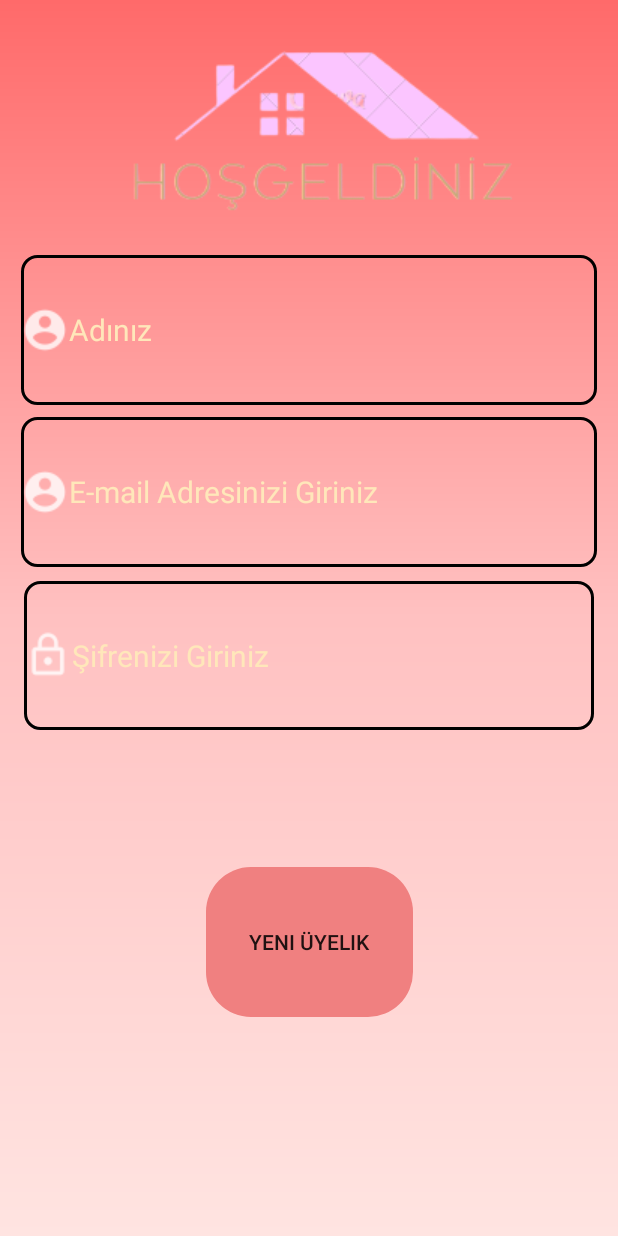
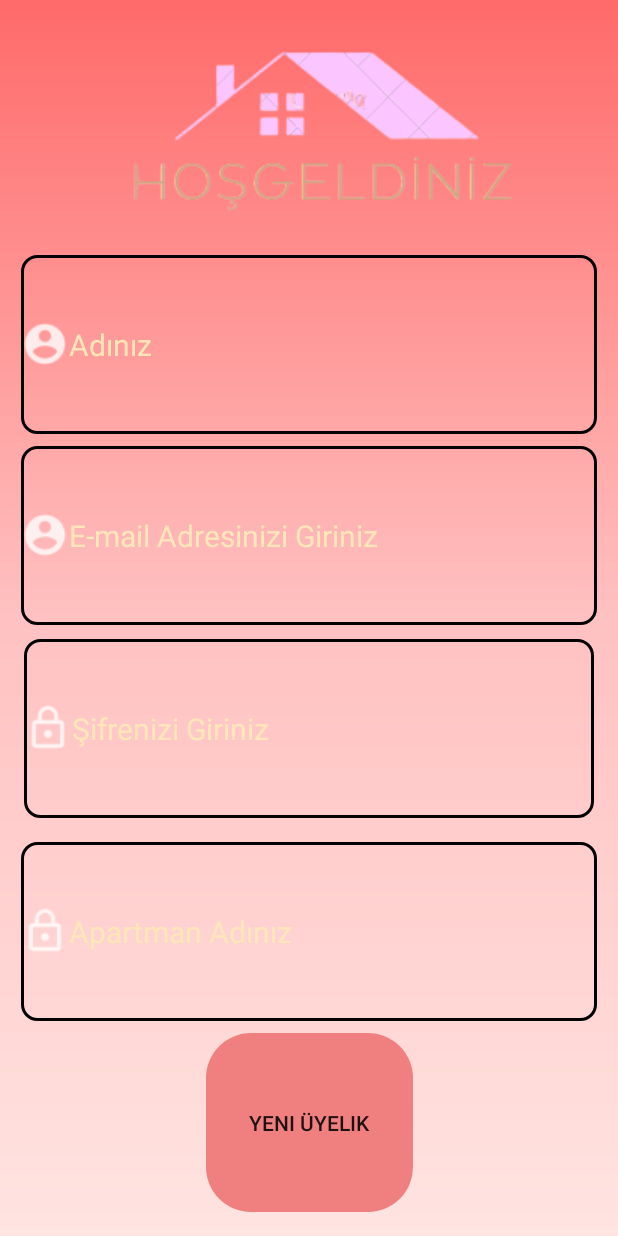
Before and after one commit to alisamioglu/NewProjeGitHub1, an Android app: the SignUp screen opened directly, with no data from a screen before it, after a tap on "YENI ÜYELIK", on a phone screen of 412 x 824 dp. Run offline under Robolectric (Android 15) with nearby library versions, the phone set to English and light mode, and no system bars; our stand-ins replace Firebase (no records; nobody signed in at launch, a user with empty details on screens opened directly).

Commit message:
yeni apartman kullanıcıları

```diff
--- a/app/src/main/java/com/samioglu/newc/BoxActivity.kt
+++ b/app/src/main/java/com/samioglu/newc/BoxActivity.kt
@@ -17,7 +17,7 @@ class BoxActivity : AppCompatActivity() {
         super.onCreate(savedInstanceState)
         setContentView(R.layout.activity_box)
 
-        // Firebase veritabanı referansını alın ve "boxpost" düğümüne gönderin
+
         database = FirebaseDatabase.getInstance().reference.child("boxpost")
 
         val postList: ListView = findViewById(R.id.postList)
@@ -31,7 +31,7 @@ class BoxActivity : AppCompatActivity() {
             val content = postInput.text.toString()
             postManager.addPost(content)
 
-            // Firebase veritabanına yazıyı ekle
+
             val key = database.push().key
             key?.let {
                 database.child(it).setValue(content)
@@ -43,7 +43,7 @@ class BoxActivity : AppCompatActivity() {
     }
 
     private fun updatePostList() {
-        // Firebase veritabanından yazıları çek
+
         database.addListenerForSingleValueEvent(object : ValueEventListener {
             override fun onDataChange(dataSnapshot: DataSnapshot) {
                 val postStrings = mutableListOf<String>()
--- a/app/src/main/java/com/samioglu/newc/ChatActivity.kt
+++ b/app/src/main/java/com/samioglu/newc/ChatActivity.kt
@@ -15,7 +15,7 @@ class ChatActivity : AppCompatActivity() {
     private lateinit var chatRecyclerView: RecyclerView
     private lateinit var messageBox: EditText
     private lateinit var sendButton: ImageView
-    private lateinit var messageAdapter: MessageAdapter
+    private lateinit var messageAdapter: MessageAdaptor
     private lateinit var messageList: ArrayList<Message>
     private lateinit var mDbRef: DatabaseReference
 
@@ -43,11 +43,11 @@ class ChatActivity : AppCompatActivity() {
         messageBox = findViewById(R.id.messageBox)
         sendButton = findViewById(R.id.sendButton)
         messageList = ArrayList()
-        messageAdapter = MessageAdapter(this, messageList)
+        messageAdapter = MessageAdaptor(this, messageList)
         chatRecyclerView.layoutManager = LinearLayoutManager(this)
         chatRecyclerView.adapter = messageAdapter
 
-        currentUser = User(name, null, senderUid, null)
+        currentUser = User(name, null, senderUid, null, apartmanAdi = null)
 
         mDbRef.child("chats").child(senderRoom!!).child("messages")
             .addValueEventListener(object : ValueEventListener {
--- a/app/src/main/java/com/samioglu/newc/SignUp.kt
+++ b/app/src/main/java/com/samioglu/newc/SignUp.kt
@@ -16,6 +16,7 @@ class SignUp : AppCompatActivity() {
     private lateinit var edtName: EditText
     private lateinit var edtEmail: EditText
     private lateinit var edtPassword: EditText
+    private lateinit var edtApartmanAdi: EditText  // Yeni eklenen alan
     private lateinit var btnSignUp: Button
     private lateinit var mAuth: FirebaseAuth
     private lateinit var mDbRef: DatabaseReference
@@ -30,24 +31,24 @@ class SignUp : AppCompatActivity() {
         edtName = findViewById(R.id.userName)
         edtEmail = findViewById(R.id.userEmailText)
         edtPassword = findViewById(R.id.passwordText)
+        edtApartmanAdi = findViewById(R.id.apartmanAdiText)  // Yeni eklenen alan
         btnSignUp = findViewById(R.id.button2)
 
         btnSignUp.setOnClickListener {
-
             val name = edtName.text.toString()
             val email = edtEmail.text.toString()
             val password = edtPassword.text.toString()
+            val apartmanAdi = edtApartmanAdi.text.toString()  // Yeni eklenen alanın değeri
 
-            signUp(name, email, password)
+            signUp(name, email, password, apartmanAdi)
         }
     }
 
-    private fun signUp(name: String, email: String, password: String) {
+    private fun signUp(name: String, email: String, password: String, apartmanAdi: String) {
         mAuth.createUserWithEmailAndPassword(email, password)
             .addOnCompleteListener(this) { task ->
                 if (task.isSuccessful) {
-
-                    addUserToDatabase(name, email, mAuth.currentUser?.uid!!)
+                    addUserToDatabase(name, email, mAuth.currentUser?.uid!!, apartmanAdi)
 
                     val intent = Intent(this@SignUp, HomePage::class.java)
                     finish()
@@ -55,15 +56,16 @@ class SignUp : AppCompatActivity() {
 
                 } else {
                     Toast.makeText(this@SignUp, "Some Error occurred", Toast.LENGTH_SHORT).show()
-
                 }
             }
     }
 
-    private fun addUserToDatabase(name: String, email: String, uid: String) {
+    private fun addUserToDatabase(name: String, email: String, uid: String, apartmanAdi: String) {
         mDbRef = FirebaseDatabase.getInstance().getReference()
 
-        // lastReadMessageId parametresini null olarak belirledim. Bu değeri gerçek bir senaryoya göre değiştirebilirsiniz.
-        mDbRef.child("user").child(uid).setValue(User(name, email, uid, null))
+        // "users" koleksiyonu altında kullanıcı bilgilerini ekleyin
+        val user = User(name, email, uid, null, apartmanAdi) // lastReadMessageId'i null olarak bıraktım, çünkü bu aşamada bilinmiyor.
+        mDbRef.child("users").child(uid).setValue(user)
     }
+
 }
--- a/app/src/main/java/com/samioglu/newc/UserAdapter.kt
+++ b/app/src/main/java/com/samioglu/newc/UserAdapter.kt
@@ -8,7 +8,6 @@ import android.widget.TextView
 import androidx.recyclerview.widget.RecyclerView
 import com.samioglu.newc.ChatActivity
 import com.samioglu.newc.R
-
 
 class UserAdapter(val context: Context, val userList: ArrayList<User>) :
     RecyclerView.Adapter<UserAdapter.UserViewHolder>() {
@@ -23,6 +22,9 @@ class UserAdapter(val context: Context, val userList: ArrayList<User>) :
         val currentUser = userList[position]
 
         holder.textName.text = currentUser.name
+
+        // Apartman Adı'nı göster
+        holder.apartmanAdiTextView.text = "Apartman Adı: ${currentUser.apartmanAdi}"
 
         // Bildirim simgesini gizle veya göster
         if (currentUser.hasUnreadMessages()) {
@@ -51,6 +53,7 @@ class UserAdapter(val context: Context, val userList: ArrayList<User>) :
 
     class UserViewHolder(itemView: View) : RecyclerView.ViewHolder(itemView) {
         val textName = itemView.findViewById<TextView>(R.id.txt_name)
+        val apartmanAdiTextView = itemView.findViewById<TextView>(R.id.txt_apartman_adi_home)
         val notificationIndicator = itemView.findViewById<ImageView>(R.id.notificationIndicator)
         val counterTextView = itemView.findViewById<TextView>(R.id.counterTextView)
     }
--- a/app/src/main/res/layout/activity_sign_up.xml
+++ b/app/src/main/res/layout/activity_sign_up.xml
@@ -1,5 +1,6 @@
 <?xml version="1.0" encoding="utf-8"?>
-<androidx.constraintlayout.widget.ConstraintLayout xmlns:android="http://schemas.android.com/apk/res/android"
+<androidx.constraintlayout.widget.ConstraintLayout
+    xmlns:android="http://schemas.android.com/apk/res/android"
     xmlns:app="http://schemas.android.com/apk/res-auto"
     xmlns:tools="http://schemas.android.com/tools"
     android:layout_width="match_parent"
@@ -31,7 +32,6 @@
 
     <EditText
         android:id="@+id/userEmailText"
-
         android:layout_width="0dp"
         android:layout_height="0dp"
         android:layout_marginStart="14dp"
@@ -54,10 +54,9 @@
         android:id="@+id/passwordText"
         android:layout_width="0dp"
         android:layout_height="0dp"
-
         android:layout_marginStart="16dp"
         android:layout_marginEnd="16dp"
-        android:layout_marginBottom="91dp"
+        android:layout_marginBottom="16dp"
         android:background="@drawable/edittextarkaplan"
         android:drawableLeft="@drawable/ic_action_pass"
         android:ems="10"
@@ -66,17 +65,36 @@
         android:textColor="@color/textColor"
         android:textColorHint="@color/textColor"
         android:textSize="20dp"
+        app:layout_constraintBottom_toTopOf="@+id/apartmanAdiText"
+        app:layout_constraintEnd_toEndOf="parent"
+        app:layout_constraintStart_toStartOf="parent"
+        app:layout_constraintTop_toBottomOf="@+id/userEmailText" />
+
+    <EditText
+        android:id="@+id/apartmanAdiText"
+        android:layout_width="0dp"
+        android:layout_height="0dp"
+        android:layout_marginStart="14dp"
+        android:layout_marginEnd="14dp"
+        android:layout_marginBottom="8dp"
+        android:background="@drawable/edittextarkaplan"
+        android:drawableLeft="@drawable/ic_action_pass"
+        android:ems="10"
+        android:hint="Apartman Adınız "
+        android:inputType="text"
+        android:textColor="@color/textColor"
+        android:textColorHint="@color/textColor"
+        android:textSize="20dp"
         app:layout_constraintBottom_toTopOf="@+id/button2"
         app:layout_constraintEnd_toEndOf="parent"
         app:layout_constraintStart_toStartOf="parent"
-        app:layout_constraintTop_toBottomOf="@+id/userEmailText" />
+        app:layout_constraintTop_toBottomOf="@+id/passwordText" />
 
     <Button
         android:id="@+id/button2"
         android:layout_width="138dp"
         android:layout_height="0dp"
-        android:layout_marginBottom="146dp"
-
+        android:layout_marginBottom="16dp"
         android:background="@drawable/butonarkaplan"
         android:backgroundTint="@color/butoncolor"
         android:onClick="signUpClicked"
@@ -84,7 +102,7 @@
         app:layout_constraintBottom_toBottomOf="parent"
         app:layout_constraintEnd_toEndOf="parent"
         app:layout_constraintStart_toStartOf="parent"
-        app:layout_constraintTop_toBottomOf="@+id/passwordText" />
+        app:layout_constraintTop_toBottomOf="@+id/apartmanAdiText" />
 
     <ImageView
         android:id="@+id/imageView2"
@@ -97,5 +115,4 @@
         app:layout_constraintTop_toTopOf="parent"
         app:srcCompat="@drawable/ic_action_passi" />
 
-
 </androidx.constraintlayout.widget.ConstraintLayout>
--- a/app/src/main/res/layout/user_layout.xml
+++ b/app/src/main/res/layout/user_layout.xml
@@ -33,6 +33,9 @@
             android:textSize="16sp"
             android:textColor="@android:color/holo_red_dark"/>
 
+        <!-- Yeni eklenen TextView for the apartment name -->
+
+
         <!-- Yeni eklenen ImageView for the notification indicator -->
         <ImageView
             android:id="@+id/notificationIndicator"
```
Also changed, not shown: app/src/main/java/com/samioglu/newc/HomePage.kt (+30 -21 lines), app/src/main/java/com/samioglu/newc/User.kt (+6 -4 lines), app/src/main/res/layout/activity_home_page.xml (+17 -5 lines).
